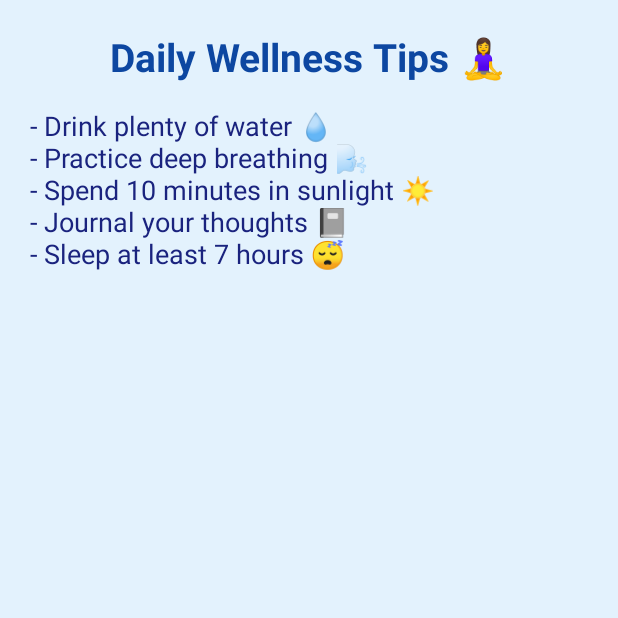
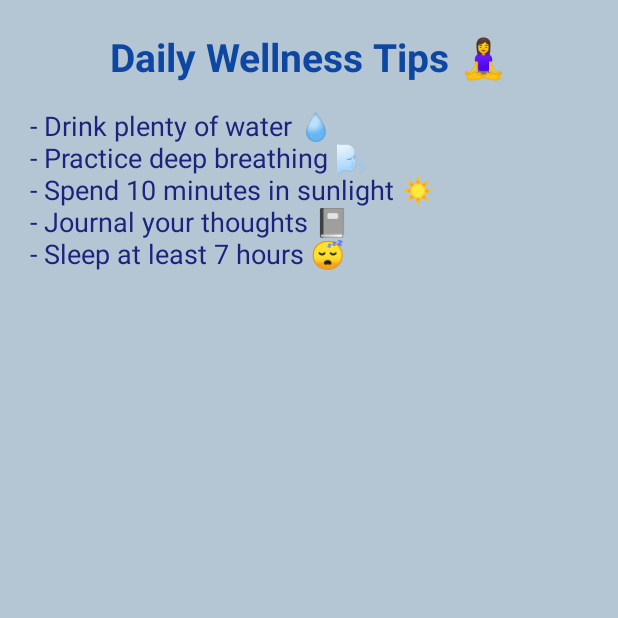
Before and after one commit to aarti12217444/abc, an Android app: the TipsActivity screen opened directly, with no data from a screen before it, on a phone screen of 412 x 824 dp, the top half of it. Run offline under Robolectric (Android 15) with nearby library versions, the phone set to English and light mode, and no system bars.

Commit message:
Changed background color

```diff
--- a/app/src/main/res/layout/activity_tips.xml
+++ b/app/src/main/res/layout/activity_tips.xml
@@ -2,7 +2,7 @@
 <ScrollView xmlns:android="http://schemas.android.com/apk/res/android"
     android:layout_width="match_parent"
     android:layout_height="match_parent"
-    android:background="#E3F2FD"
+    android:background="#B4C6D3"
     android:padding="20dp">
 
     <LinearLayout
```
Also changed, not shown: 1 other file.
